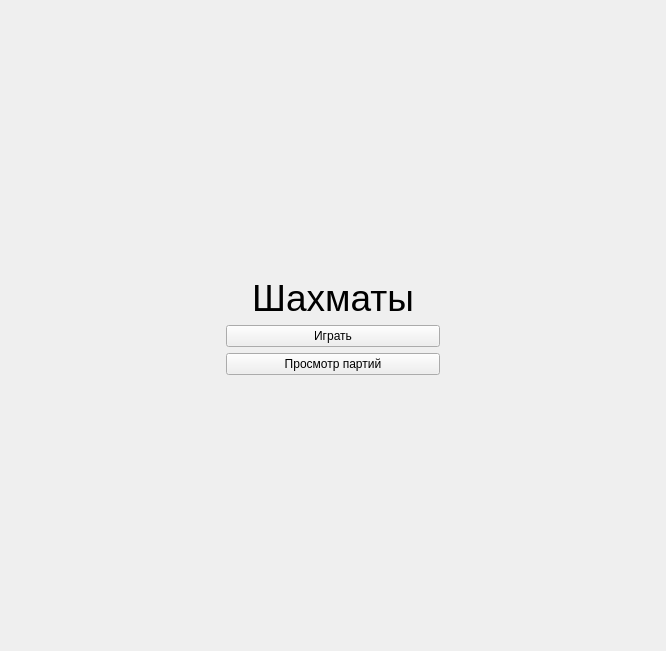
Before: the Qt Designer form mainpage.ui in tiunov2008/Project_Yandex, drawn with Qt 5.
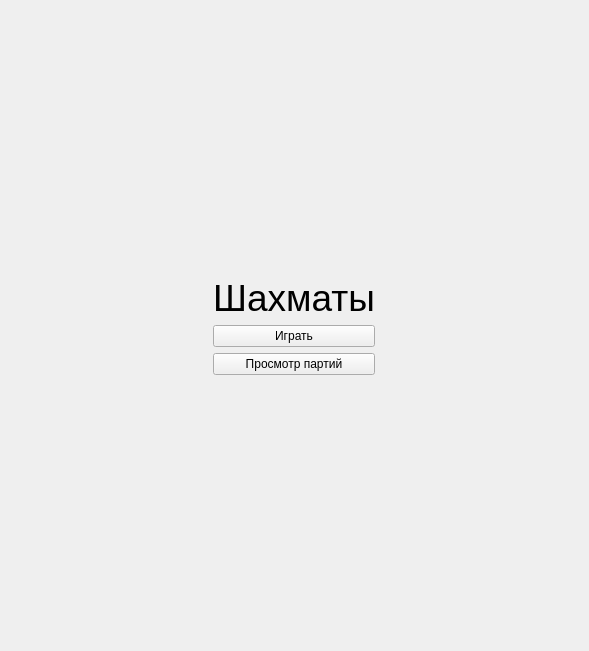
After: the same form once the commit is applied.

```diff
--- a/mainpage.ui
+++ b/mainpage.ui
@@ -6,7 +6,7 @@
    <rect>
     <x>0</x>
     <y>0</y>
-    <width>666</width>
+    <width>589</width>
     <height>651</height>
    </rect>
   </property>
```
